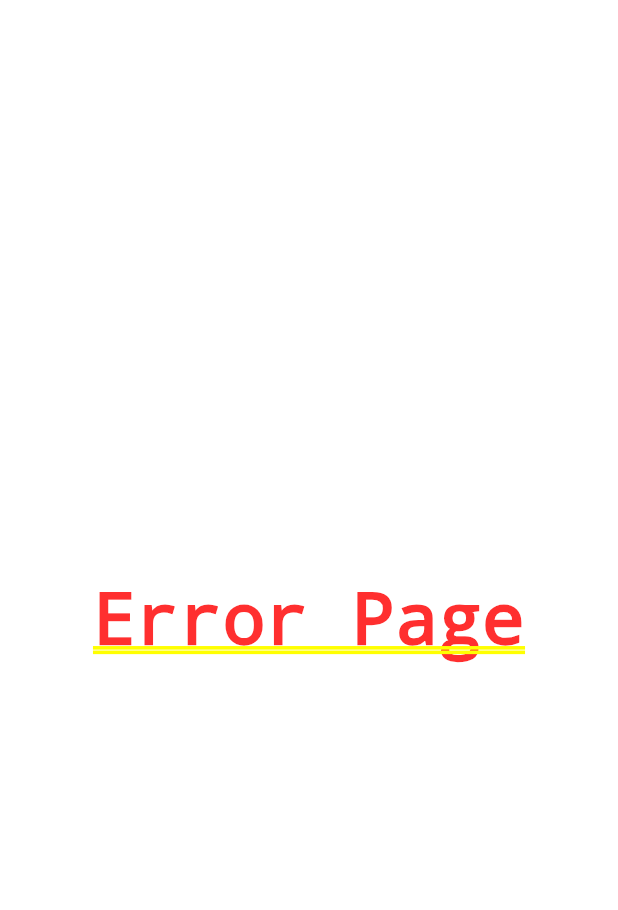
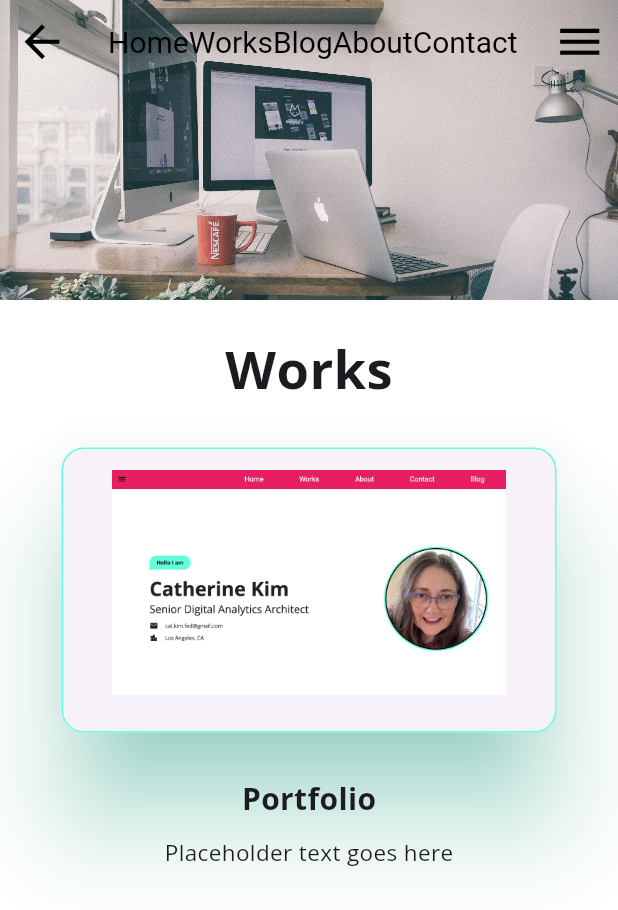
Before and after one commit to catkim/CKApp_Flutter, a Flutter app: the screen it shows after launch, after a tap on the "menu" icon, after a tap on "Works", on a phone screen of 412 x 824 dp. Shown: the top 910 px of the screen. Run offline on Flutter 3.47's test engine with Material 3 defaults, Android fonts, the light colour scheme and no system bars; our stand-ins replace flutter_svg, google_fonts, url_strategy.

Commit message:
updating works pages for web and mobile

```diff
--- /dev/null
+++ b/lib/mobile/works_mobile.dart
@@ -0,0 +1,62 @@
+import 'package:flutter/material.dart';
+
+import '../components.dart';
+
+class WorksMobile extends StatefulWidget {
+  const WorksMobile({super.key});
+
+  @override
+  State<WorksMobile> createState() => _WorksMobileState();
+}
+
+class _WorksMobileState extends State<WorksMobile> {
+  @override
+  Widget build(BuildContext context) {
+    return SafeArea(child: Scaffold(
+    extendBodyBehindAppBar: true,
+    endDrawer: DrawersWeb(),
+    backgroundColor: Colors.white,
+    body: NestedScrollView(
+    headerSliverBuilder: (BuildContext context, bool innerBoxIsScrolled) {
+    return <Widget>[
+    SliverAppBar(
+    expandedHeight: 200.0,
+    backgroundColor: Colors.white,
+    iconTheme: IconThemeData(size: 35.0, color: Colors.black),
+    flexibleSpace: FlexibleSpaceBar(
+    background: Image.asset(
+    "assets/works.jpg",
+    fit: BoxFit.cover,
+    filterQuality: FilterQuality.high,
+    ),
+    ),
+    title: TabsWebList(),
+    )
+    ];
+    }, body: ListView(
+      children: [
+        Column(
+          crossAxisAlignment: CrossAxisAlignment.center,
+          children:[
+            SizedBox(height:20.0),
+            SansBold("Works", 35.0),
+            SizedBox(height: 20.0),
+            AnimatedCard(imagePath: "assets/appScreen.jpg",
+            fit: BoxFit.contain,
+             height:150.0,
+             width: 300.0,
+            ),
+            SizedBox(height:30.0),
+            SansBold("Portfolio", 20.0),
+            SizedBox(height:10.0),
+            Padding(padding: const EdgeInsets.symmetric(horizontal: 20.0),
+            child: Sans("Placeholder text goes here", 15.0),
+            ),
+          ],
+        ),
+      ],
+    ),
+    ),
+    ),);
+  }
+}
--- a/lib/routes.dart
+++ b/lib/routes.dart
@@ -1,9 +1,11 @@
 import 'package:catkim_app/web/about_web.dart';
 import 'package:catkim_app/web/blog_web.dart';
+import 'package:catkim_app/web/works_web.dart';
 import 'package:flutter/material.dart';
 import 'mobile/about_mobile.dart';
 import 'mobile/blog_mobile.dart';
 import 'mobile/landing-page_mobile.dart';
+import 'mobile/works_mobile.dart';
 import 'web/landing-page_web.dart';
 import 'mobile/contact_mobile.dart';
 import 'web/contact_web.dart';
@@ -67,6 +69,20 @@ class RouteGenerator{
                 },
               ),
         );
+      case '/works':
+        return MaterialPageRoute(
+          settings: settings,
+          builder: (_) =>
+              LayoutBuilder(
+                builder: (context, constraints) {
+                  if (constraints.maxWidth > 800) {
+                    return WorksWeb();
+                  } else {
+                    return WorksMobile();
+                  }
+                },
+              ),
+        );
       default:
         return MaterialPageRoute(
           builder: (_) {
```
Also changed, not shown: lib/web/works_web.dart (added, +117 -0 lines), assets/appScreen.jpg (added).
